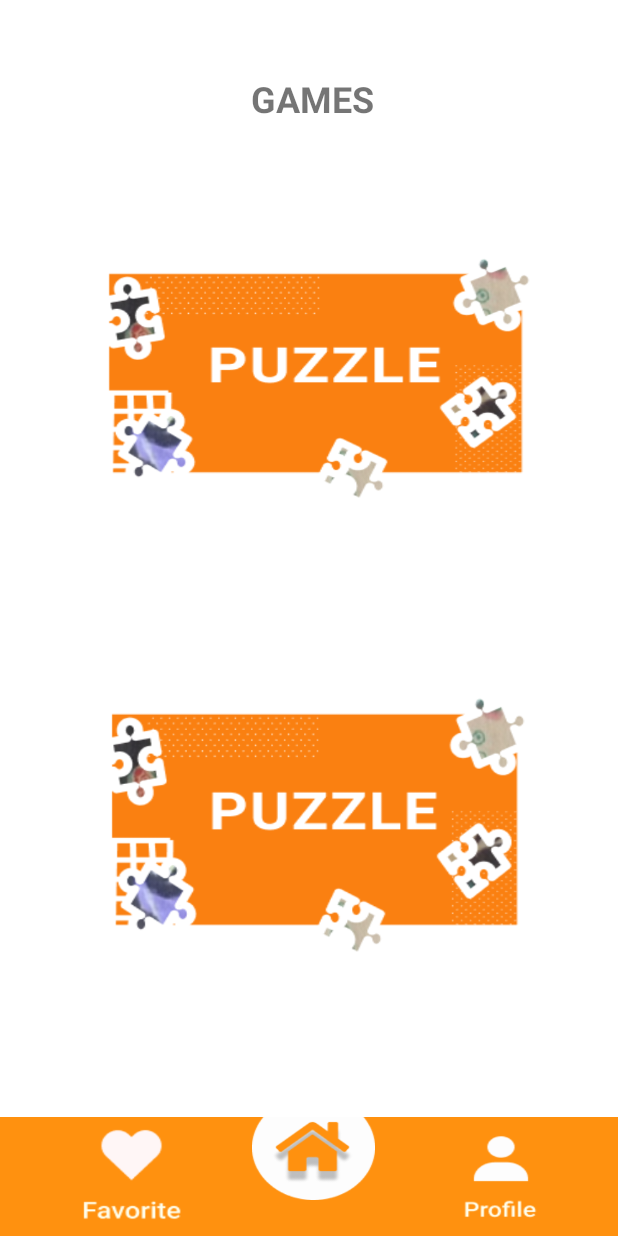
After one commit to LaluWaisul/EduOl, an Android app: the gameActivity screen opened directly, with no data from a screen before it, on a phone screen of 412 x 824 dp. The commit adds this screen. Run offline under Robolectric (Android 15) with nearby library versions, the phone set to English and light mode, and no system bars.

Commit message:
tampilan games

```diff
--- a/app/src/main/AndroidManifest.xml
+++ b/app/src/main/AndroidManifest.xml
@@ -1,6 +1,6 @@
 <?xml version="1.0" encoding="utf-8"?>
 <manifest xmlns:android="http://schemas.android.com/apk/res/android"
-    package="com.nongsa.eduol" >
+    package="com.nongsa.eduol">
 
     <application
         android:allowBackup="true"
@@ -8,7 +8,10 @@
         android:label="@string/app_name"
         android:roundIcon="@mipmap/ic_launcher_round"
         android:supportsRtl="true"
-        android:theme="@style/Theme.EduOl" >
+        android:theme="@style/Theme.EduOl">
+        <activity
+            android:name=".gameActivity"
+            android:exported="false" />
         <activity
             android:name=".core.HomeActivity"
             android:exported="false" />
@@ -32,7 +35,7 @@
             android:exported="false" />
         <activity
             android:name=".awal.SplashActivity"
-            android:exported="true" >
+            android:exported="true">
             <intent-filter>
                 <action android:name="android.intent.action.MAIN" />
 
--- /dev/null
+++ b/app/src/main/java/com/nongsa/eduol/gameActivity.java
@@ -0,0 +1,14 @@
+package com.nongsa.eduol;
+
+import androidx.appcompat.app.AppCompatActivity;
+
+import android.os.Bundle;
+
+public class gameActivity extends AppCompatActivity {
+
+    @Override
+    protected void onCreate(Bundle savedInstanceState) {
+        super.onCreate(savedInstanceState);
+        setContentView(R.layout.activity_game);
+    }
+}
--- a/app/src/main/res/drawable/fb_bg.xml
+++ b/app/src/main/res/drawable/fb_bg.xml
@@ -1,6 +1,18 @@
-<?xml version="1.0" encoding="utf-8"?>
-<selector xmlns:android="http://schemas.android.com/apk/res/android">
-    <item >
-        <shape android:shape="rectangle"/>
-    </item>
-</selector>
+<vector
+    xmlns:android="http://schemas.android.com/apk/res/android"
+    xmlns:aapt="http://schemas.android.com/aapt"
+    android:width="25dp"
+    android:height="25dp"
+    android:viewportWidth="25"
+    android:viewportHeight="25"
+    >
+
+    <group>
+
+        <clip-path
+            android:pathData="M0 0H25V25H0V0Z"
+            />
+
+    </group>
+
+</vector>
--- /dev/null
+++ b/app/src/main/res/layout/activity_game.xml
@@ -0,0 +1,94 @@
+<?xml version="1.0" encoding="utf-8"?>
+<androidx.constraintlayout.widget.ConstraintLayout xmlns:android="http://schemas.android.com/apk/res/android"
+    xmlns:app="http://schemas.android.com/apk/res-auto"
+    xmlns:tools="http://schemas.android.com/tools"
+    android:layout_width="match_parent"
+    android:layout_height="match_parent"
+    tools:context=".gameActivity">
+
+
+    <androidx.constraintlayout.widget.ConstraintLayout
+        android:id="@+id/constraintpuxxle"
+        android:layout_width="325dp"
+        android:layout_height="199dp"
+        android:layout_marginTop="144dp"
+        android:background="@drawable/puzzle"
+        app:layout_constraintEnd_toEndOf="parent"
+        app:layout_constraintHorizontal_bias="0.383"
+        app:layout_constraintStart_toStartOf="parent"
+        app:layout_constraintTop_toTopOf="parent">
+
+    </androidx.constraintlayout.widget.ConstraintLayout>
+
+    <androidx.constraintlayout.widget.ConstraintLayout
+        android:id="@+id/constraintLayout2"
+        android:layout_width="319dp"
+        android:layout_height="211dp"
+        android:background="@drawable/puzzle"
+        app:layout_constraintBottom_toTopOf="@+id/constraintLayout6"
+        app:layout_constraintEnd_toEndOf="parent"
+        app:layout_constraintHorizontal_bias="0.391"
+        app:layout_constraintStart_toStartOf="parent"
+        app:layout_constraintTop_toBottomOf="@+id/constraintpuxxle"
+        app:layout_constraintVertical_bias="0.484">
+
+    </androidx.constraintlayout.widget.ConstraintLayout>
+
+    <androidx.constraintlayout.widget.ConstraintLayout
+        android:id="@+id/constraintLayout6"
+        android:layout_width="417dp"
+        android:layout_height="79dp"
+        android:background="#FF910F"
+        app:layout_constraintBottom_toBottomOf="parent">
+
+        <androidx.constraintlayout.widget.ConstraintLayout
+            android:id="@+id/constraintLayout5"
+            android:layout_width="82dp"
+            android:layout_height="70dp"
+            android:layout_marginTop="-40dp"
+            android:background="@drawable/home"
+            app:layout_constraintBottom_toBottomOf="parent"
+            app:layout_constraintEnd_toEndOf="parent"
+            app:layout_constraintStart_toStartOf="parent"
+            app:layout_constraintTop_toTopOf="parent" />
+
+        <androidx.constraintlayout.widget.ConstraintLayout
+            android:layout_width="90dp"
+            android:layout_height="70dp"
+            android:background="@drawable/favorite"
+            app:layout_constraintBottom_toBottomOf="parent"
+            app:layout_constraintEnd_toStartOf="@+id/constraintLayout5"
+            app:layout_constraintStart_toStartOf="parent"
+            app:layout_constraintTop_toTopOf="parent">
+
+        </androidx.constraintlayout.widget.ConstraintLayout>
+
+        <androidx.constraintlayout.widget.ConstraintLayout
+            android:layout_width="81dp"
+            android:layout_height="66dp"
+            android:background="@drawable/profile"
+            app:layout_constraintBottom_toBottomOf="parent"
+            app:layout_constraintEnd_toEndOf="parent"
+            app:layout_constraintStart_toEndOf="@+id/constraintLayout5"
+            app:layout_constraintTop_toTopOf="parent">
+
+        </androidx.constraintlayout.widget.ConstraintLayout>
+
+    </androidx.constraintlayout.widget.ConstraintLayout>
+
+    <TextView
+        android:id="@+id/textView17"
+        android:layout_width="wrap_content"
+        android:layout_height="wrap_content"
+        android:text="GAMES"
+        android:textSize="24sp"
+        android:textStyle="bold"
+        app:layout_constraintBottom_toTopOf="@+id/constraintpuxxle"
+        app:layout_constraintEnd_toEndOf="parent"
+        app:layout_constraintHorizontal_bias="0.507"
+        app:layout_constraintStart_toStartOf="parent"
+        app:layout_constraintTop_toTopOf="parent"
+        app:layout_constraintVertical_bias="0.446" />
+
+
+</androidx.constraintlayout.widget.ConstraintLayout>
```
Also changed, not shown: app/src/main/res/drawable/puzzle.png (added).
